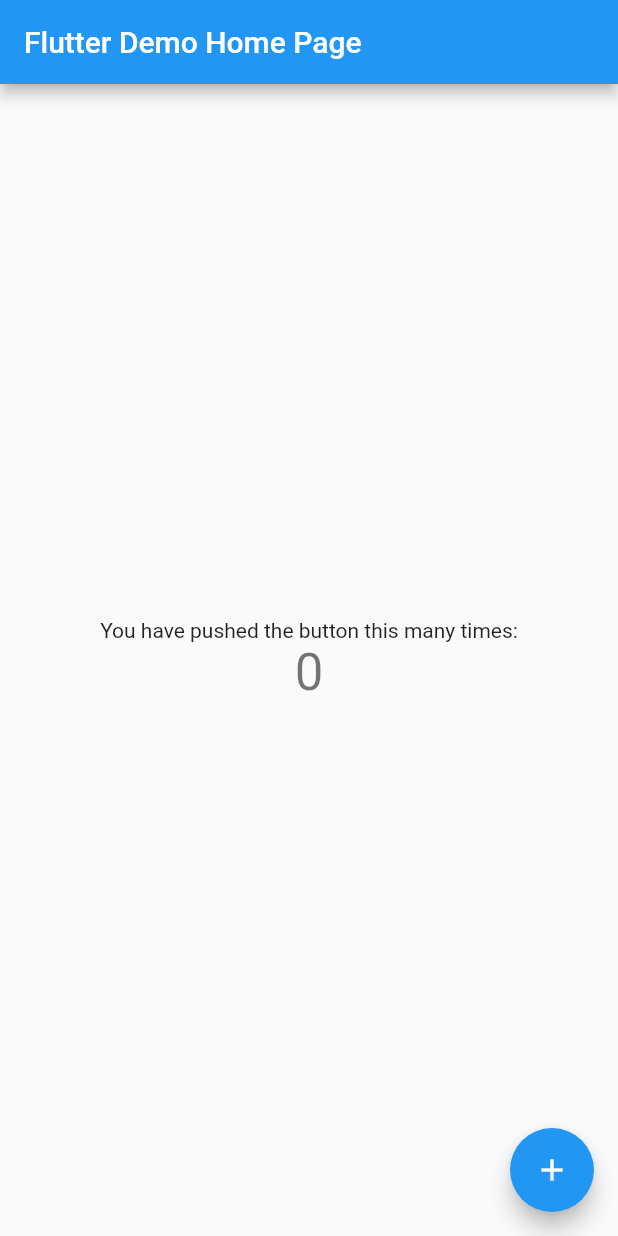
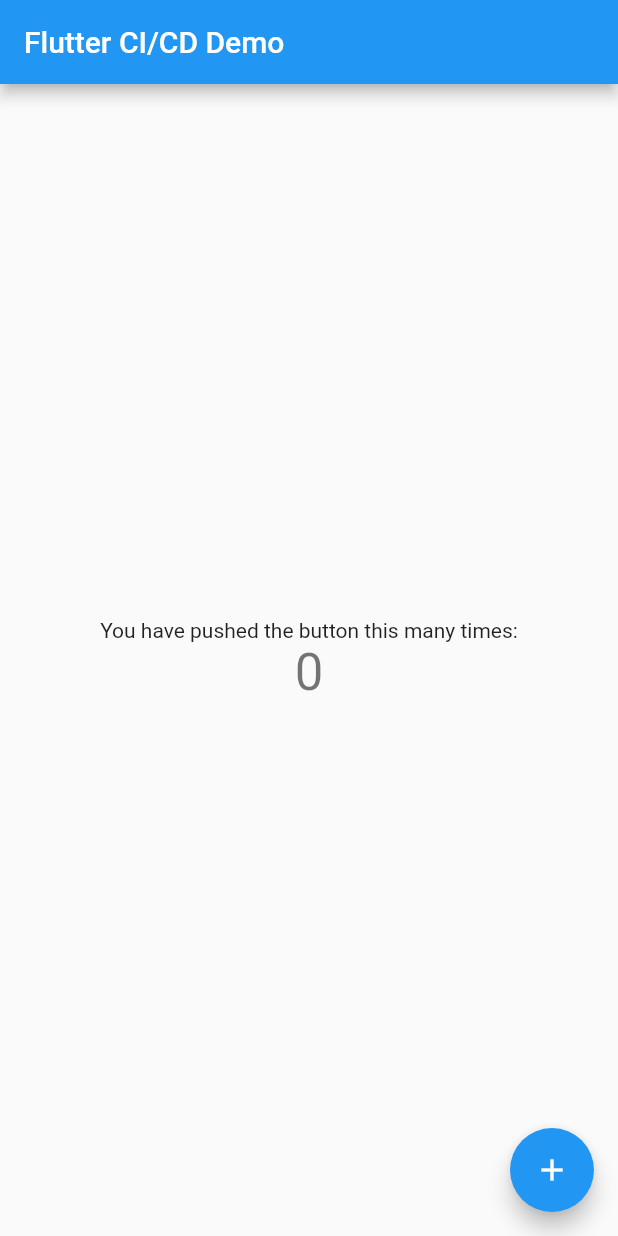
Before and after one commit to tanmaypandharipande/flutter_ci_cd, a Flutter app: the screen it shows after launch, on a phone screen of 412 x 824 dp. Run offline on Flutter 3.47's test engine with Material 2 defaults, Android fonts, the phone set to English and light mode, and no system bars.

Commit message:
Checking push integration

```diff
--- a/lib/main.dart
+++ b/lib/main.dart
@@ -20,7 +20,7 @@ class MyApp extends StatelessWidget {
         // is not restarted.
         primarySwatch: Colors.blue,
       ),
-      home: MyHomePage(title: 'Flutter Demo Home Page'),
+      home: MyHomePage(title: 'Flutter CI/CD Demo'),
     );
   }
 }
```
